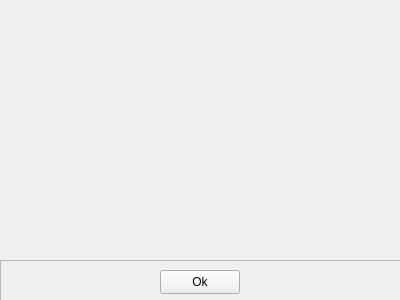
The window that res/ui/output.ui (kaizxr/cafl) describes before a commit, drawn with Qt 5.
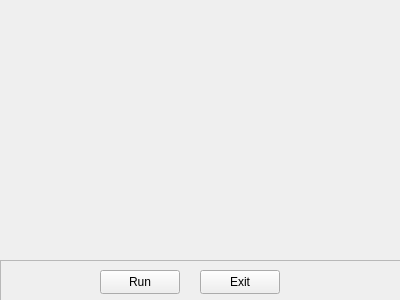
The same window after the commit.

Diff of the .ui file:
```diff
--- a/res/ui/output.ui
+++ b/res/ui/output.ui
@@ -31,14 +31,27 @@
    <widget class="QPushButton" name="okButton">
     <property name="geometry">
      <rect>
-      <x>160</x>
+      <x>100</x>
       <y>10</y>
       <width>80</width>
       <height>24</height>
      </rect>
     </property>
     <property name="text">
-     <string>Ok</string>
+     <string>Run</string>
+    </property>
+   </widget>
+   <widget class="QPushButton" name="exitButton">
+    <property name="geometry">
+     <rect>
+      <x>200</x>
+      <y>10</y>
+      <width>80</width>
+      <height>24</height>
+     </rect>
+    </property>
+    <property name="text">
+     <string>Exit</string>
     </property>
    </widget>
   </widget>
```
Left out of the diff: 2 changed lines with no effect on the pictures.
